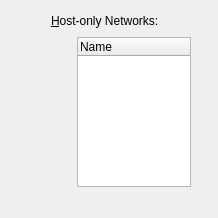
The window that vbox/src/VBox/Frontends/VirtualBox/src/settings/global/VBoxGLSettingsNetwork.ui (jljuxgm/vboxgit) describes before a commit, drawn with Qt 5.
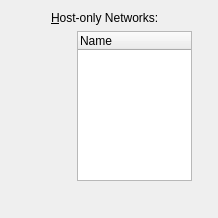
The same window after the commit. Custom widgets are drawn as their Qt base class.

```diff
--- a/vbox/src/VBox/Frontends/VirtualBox/src/settings/global/VBoxGLSettingsNetwork.ui
+++ b/vbox/src/VBox/Frontends/VirtualBox/src/settings/global/VBoxGLSettingsNetwork.ui
@@ -24,7 +24,7 @@
    </rect>
   </property>
   <layout class="QGridLayout" name="gridLayout">
-   <item row="0" column="0">
+   <item row="0" column="0" rowspan="4">
     <spacer>
      <property name="orientation">
       <enum>Qt::Horizontal</enum>
@@ -50,7 +50,25 @@
      </property>
     </widget>
    </item>
-   <item row="1" column="2" rowspan="2">
+   <item row="1" column="2">
+    <widget class="QWidget" native="1" name="m_pWidNetwork" >
+     <layout class="QHBoxLayout" >
+      <property name="leftMargin" >
+       <number>0</number>
+      </property>
+      <property name="topMargin" >
+       <number>0</number>
+      </property>
+      <property name="rightMargin" >
+       <number>0</number>
+      </property>
+      <property name="bottomMargin" >
+       <number>0</number>
+      </property>
+      <property name="spacing" >
+       <number>1</number>
+      </property>
+      <item>
     <widget class="QTreeWidget" name="mTwInterfaces">
      <property name="sizePolicy">
       <sizepolicy hsizetype="Expanding" vsizetype="Expanding">
@@ -77,24 +95,6 @@
      </column>
     </widget>
    </item>
-   <item row="1" column="3">
-    <widget class="QWidget" name="mWtActions">
-     <layout class="QHBoxLayout">
-      <property name="leftMargin" >
-       <number>0</number>
-      </property>
-      <property name="topMargin" >
-       <number>0</number>
-      </property>
-      <property name="rightMargin" >
-       <number>0</number>
-      </property>
-      <property name="bottomMargin" >
-       <number>0</number>
-      </property>
-      <property name="spacing" >
-       <number>0</number>
-      </property>
       <item>
        <widget class="UIToolBar" name="mTbActions">
         <property name="orientation">
@@ -105,7 +105,7 @@
      </layout>
     </widget>
    </item>
-   <item row="2" column="1">
+   <item row="1" column="1" rowspan="2">
     <spacer>
      <property name="orientation">
       <enum>Qt::Horizontal</enum>
@@ -121,23 +121,7 @@
      </property>
     </spacer>
    </item>
-   <item row="2" column="3">
-    <spacer>
-     <property name="orientation">
-      <enum>Qt::Vertical</enum>
-     </property>
-     <property name="sizeType">
-      <enum>QSizePolicy::Expanding</enum>
-     </property>
-     <property name="sizeHint" stdset="0">
-      <size>
-       <width>10</width>
-       <height>0</height>
-      </size>
-     </property>
-    </spacer>
-   </item>
-   <item row="3" column="2" colspan="2">
+   <item row="2" column="2" colspan="2">
     <widget class="QLabel" name="mLbInfo">
      <property name="sizePolicy">
       <sizepolicy hsizetype="Expanding" vsizetype="Minimum">
```
Left out of the diff: 2 changed lines with no effect on the pictures. Lines whose indentation alone changed are shown as unchanged.
